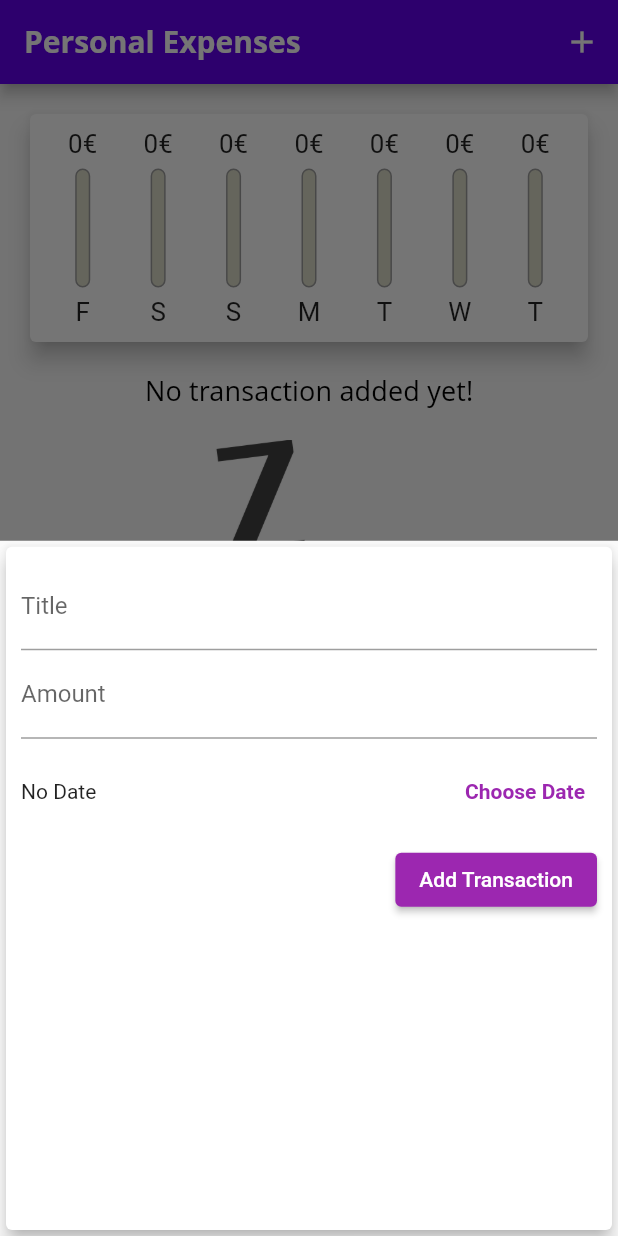
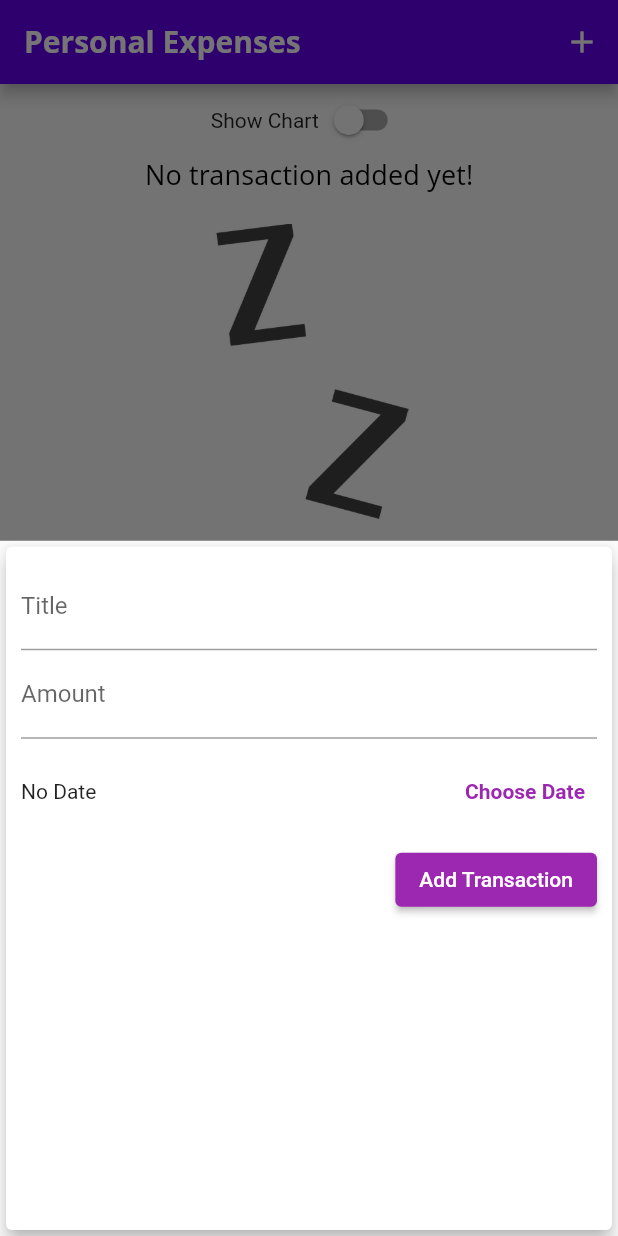
Before and after one commit to ricci1710/flutter_dart_guide, a Flutter app: the screen it shows after launch, after a tap on the "add" icon, on a phone screen of 412 x 824 dp. Run offline on Flutter 3.47's test engine with Material 2 defaults, Android fonts, the phone set to English and light mode, and no system bars; Roboto replaces fonts that are missing (Open Sans).

Commit message:
section 5: 125. Rendering Alternative Landscape Content - 1

```diff
--- a/lib/main.dart
+++ b/lib/main.dart
@@ -1,12 +1,11 @@
 import 'package:flutter/material.dart';
-import 'package:flutter/services.dart';
 import 'package:flutter_dart_guide/section4/section4_main_app.dart';
 
 void main() {
-  WidgetsFlutterBinding.ensureInitialized();
-  SystemChrome.setPreferredOrientations([
-    DeviceOrientation.portraitDown,
-    DeviceOrientation.portraitUp,
-  ]);
+  // WidgetsFlutterBinding.ensureInitialized();
+  // SystemChrome.setPreferredOrientations([
+  //   DeviceOrientation.portraitDown,
+  //   DeviceOrientation.portraitUp,
+  // ]);
   runApp(const Section4MainApp());
 }
--- a/lib/section4/section4_main_app.dart
+++ b/lib/section4/section4_main_app.dart
@@ -53,6 +53,7 @@ class Section4HomePage extends StatefulWidget {
 
 class _Section4HomePageState extends State<Section4HomePage> {
   final List<Transaction> _userTransactions = [];
+  bool _showChart = false;
 
   List<Transaction> get _recentTransactions {
     return _userTransactions.where((tx) {
@@ -120,14 +121,29 @@ class _Section4HomePageState extends State<Section4HomePage> {
       body: SingleChildScrollView(
         child: Column(
           children: [
-            SizedBox(
-              height: (MediaQuery.of(context).size.height - appBar.preferredSize.height - MediaQuery.of(context).padding.top) * 0.25,
-              child: Chart(_recentTransactions),
+            Row(
+              mainAxisAlignment: MainAxisAlignment.center,
+              children: [
+                const Text('Show Chart'),
+                Switch(
+                  value: _showChart,
+                  onChanged: (val) {
+                    setState(() {
+                      _showChart = val;
+                    });
+                  },
+                ),
+              ],
             ),
-            SizedBox(
-              height: (MediaQuery.of(context).size.height - appBar.preferredSize.height - MediaQuery.of(context).padding.top) * 0.75,
-              child: TransactionList(_userTransactions, _deleteTransaction),
-            ),
+            _showChart
+                ? SizedBox(
+                    height: (MediaQuery.of(context).size.height - appBar.preferredSize.height - MediaQuery.of(context).padding.top) * 0.25,
+                    child: Chart(_recentTransactions),
+                  )
+                : SizedBox(
+                    height: (MediaQuery.of(context).size.height - appBar.preferredSize.height - MediaQuery.of(context).padding.top) * 0.75,
+                    child: TransactionList(_userTransactions, _deleteTransaction),
+                  ),
           ],
         ),
       ),
```
